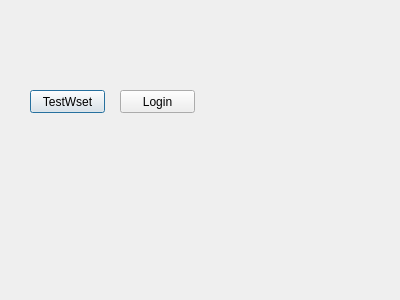
lishengze/QT-study, file dialog.ui: the form before one commit.
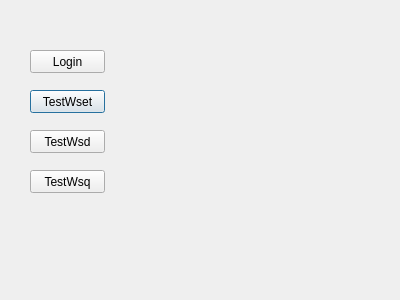
The form after the commit.

Commit message: almost complete test

Diff of the .ui file:
```diff
--- a/dialog.ui
+++ b/dialog.ui
@@ -29,8 +29,8 @@
   <widget class="QPushButton" name="loginButton">
    <property name="geometry">
     <rect>
-     <x>120</x>
-     <y>90</y>
+     <x>30</x>
+     <y>50</y>
      <width>75</width>
      <height>23</height>
     </rect>
@@ -39,6 +39,32 @@
     <string>Login</string>
    </property>
   </widget>
+  <widget class="QPushButton" name="testWsdButton">
+   <property name="geometry">
+    <rect>
+     <x>30</x>
+     <y>130</y>
+     <width>75</width>
+     <height>23</height>
+    </rect>
+   </property>
+   <property name="text">
+    <string>TestWsd</string>
+   </property>
+  </widget>
+  <widget class="QPushButton" name="testWsqButton">
+   <property name="geometry">
+    <rect>
+     <x>30</x>
+     <y>170</y>
+     <width>75</width>
+     <height>23</height>
+    </rect>
+   </property>
+   <property name="text">
+    <string>TestWsq</string>
+   </property>
+  </widget>
  </widget>
  <layoutdefault spacing="6" margin="11"/>
  <resources/>
```
The commit also changes 8 other files.
